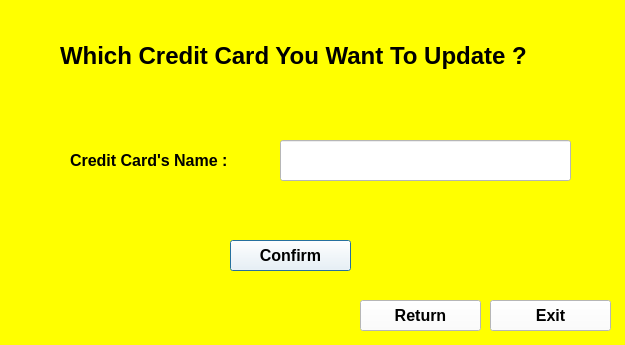
The window that credit_card_to_update.ui (Louay-Barraq/PasswordAndCreditCard-Manager) describes before a commit, drawn with Qt 5.
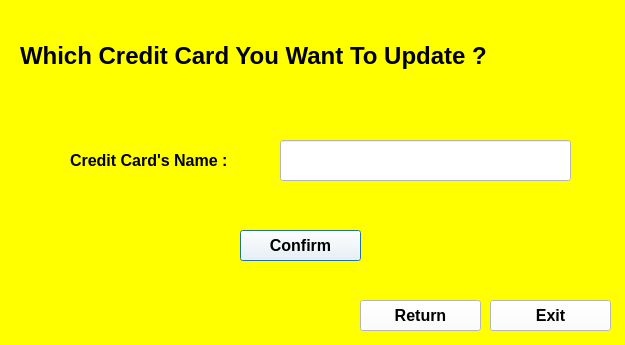
The same window after the commit.

Commit message: Added The Credit Card GUIs

```diff
--- a/credit_card_to_update.ui
+++ b/credit_card_to_update.ui
@@ -19,8 +19,8 @@
   <widget class="QPushButton" name="Confirm">
    <property name="geometry">
     <rect>
-     <x>230</x>
-     <y>240</y>
+     <x>240</x>
+     <y>230</y>
      <width>121</width>
      <height>31</height>
     </rect>
@@ -77,9 +77,9 @@
   <widget class="QLabel" name="label_2">
    <property name="geometry">
     <rect>
-     <x>60</x>
+     <x>20</x>
      <y>30</y>
-     <width>531</width>
+     <width>591</width>
      <height>51</height>
     </rect>
    </property>
```
The commit also changes 10 other files.
